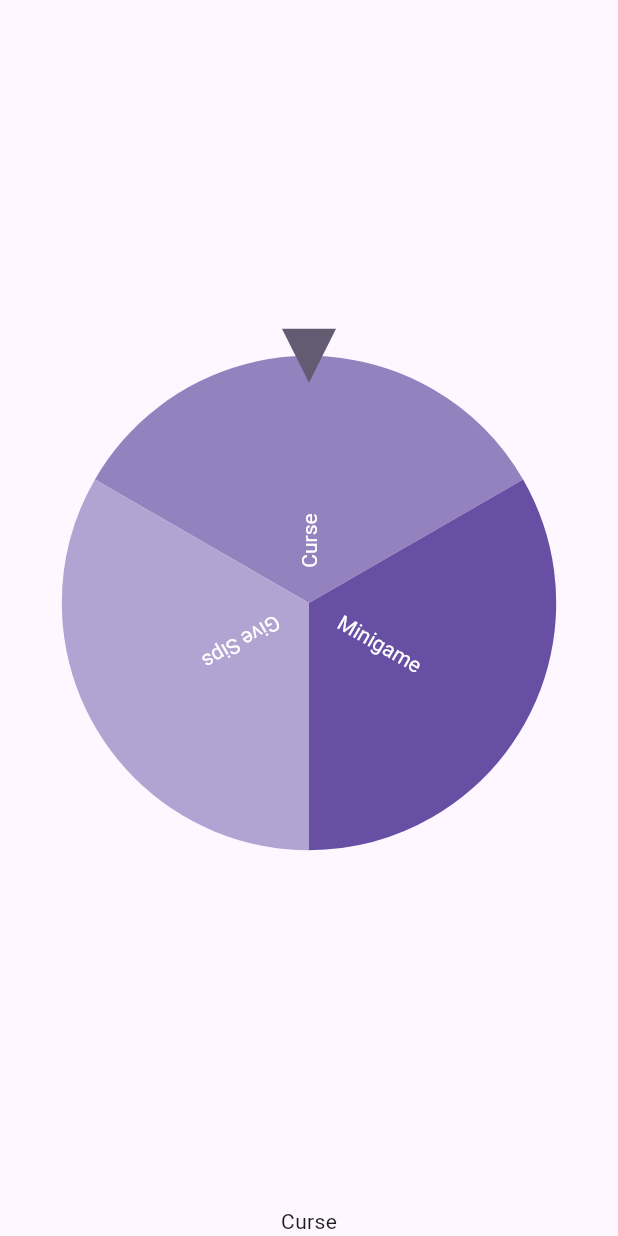
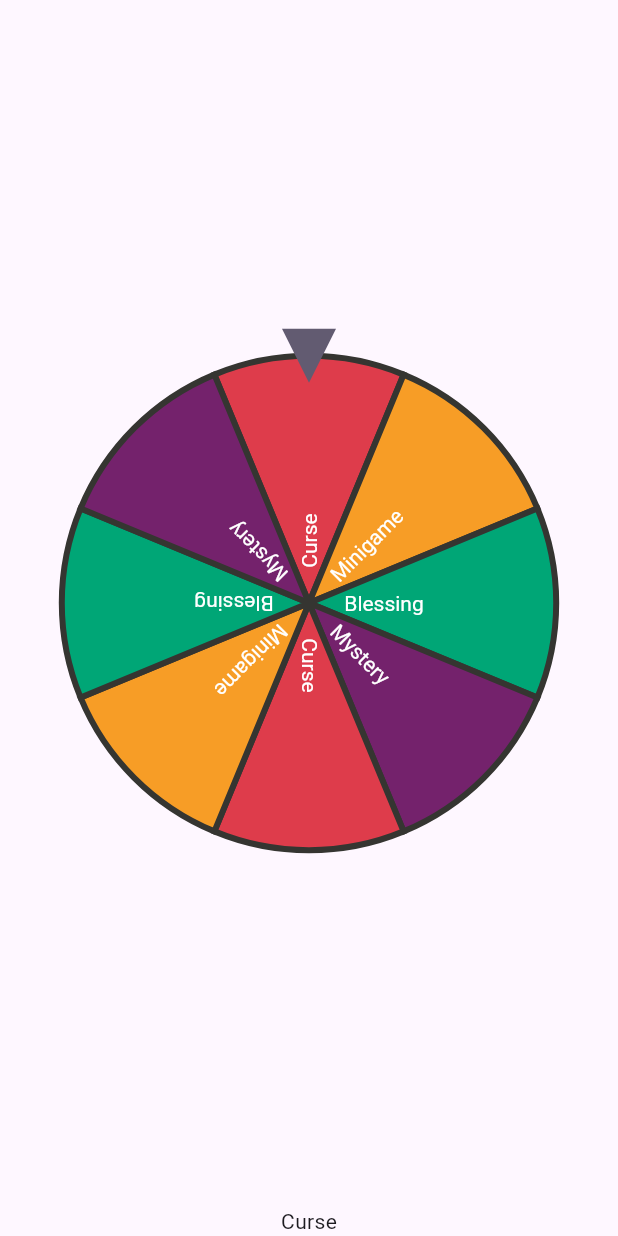
Before and after one commit to AhmetCanerTat/Really-Drunk, a Flutter app: the Wheel widget shown alone on an empty page, opened directly with empty values, on a phone screen of 412 x 824 dp. Run offline on Flutter 3.47's test engine with Material 3 defaults, Android fonts, the phone set to English and light mode, and no system bars; drawn by our look-alikes of flutter_fortune_wheel; missing offline and left inert: dart:ffi.

Commit message:
More styling and wheel colors

```diff
--- a/lib/pages/wheely_page.dart
+++ b/lib/pages/wheely_page.dart
@@ -28,8 +28,10 @@ class _WheelyPageState extends State<WheelyPage> {
   @override
   Widget build(BuildContext context) {
     return Scaffold(
-      backgroundColor: Color(0XFF4A261C),
-      appBar: AppBar(),
+      backgroundColor: Color(0XFF353531),
+      appBar: AppBar(
+        backgroundColor: Colors.transparent,
+      ),
       body: Column(children: [
         Center(
           child: Text(
@@ -72,7 +74,7 @@ class BottomList extends StatelessWidget {
               builder: (BuildContext context) {
                 return Container(
                   height: 300,
-                  color: Colors.amber,
+                  color: Color(0XFFF79519),
                   child: Center(
                     child: Column(
                       mainAxisAlignment: MainAxisAlignment.center,
--- a/lib/widgets/wheel.dart
+++ b/lib/widgets/wheel.dart
@@ -1,4 +1,5 @@
 import 'dart:async';
+import 'dart:ffi';
 
 import 'package:flutter/material.dart';
 import 'package:flutter_fortune_wheel/flutter_fortune_wheel.dart';
@@ -13,6 +14,11 @@ class Wheel extends StatefulWidget {
   @override
   // ignore: library_private_types_in_public_api
   State<Wheel> createState() => _WheelState();
+}
+
+class Item {
+  String text = "";
+  Color color = Color(000000);
 }
 
 class _WheelState extends State<Wheel> {
@@ -41,10 +47,31 @@ class _WheelState extends State<Wheel> {
 
   @override
   Widget build(BuildContext context) {
-    final items = <String>[
-      'Curse',
-      'Minigame',
-      'Give Sips',
+    final items = <Item>[
+      Item()
+        ..text = "Curse"
+        ..color = Color(0XFFDE3C4B),
+      Item()
+        ..text = "Minigame"
+        ..color = Color(0XFFF79D26),
+      Item()
+        ..text = "Blessing"
+        ..color = Color(0XFF00A676),
+      Item()
+        ..text = "Mystery"
+        ..color = Color(0XFF74226C),
+      Item()
+        ..text = "Curse"
+        ..color = Color(0XFFDE3C4B),
+      Item()
+        ..text = "Minigame"
+        ..color = Color(0XFFF79D26),
+      Item()
+        ..text = "Blessing"
+        ..color = Color(0XFF00A676),
+      Item()
+        ..text = "Mystery"
+        ..color = Color(0XFF74226C),
     ];
 
     void delayedOption() {
@@ -69,11 +96,17 @@ class _WheelState extends State<Wheel> {
               animateFirst: false,
               selected: selected.stream,
               items: [
-                for (var it in items) FortuneItem(child: Text(it)),
+                for (var it in items)
+                  FortuneItem(
+                      child: Text(it.text),
+                      style: FortuneItemStyle(
+                          color: it.color,
+                          borderColor: Color(0XFF353531),
+                          borderWidth: 4)),
               ],
             ),
           ),
-          Text(items[selectedOption])
+          Text(items[selectedOption].text)
         ],
       ),
     );
```
Also changed, not shown: assets/images/app_logo.png.
